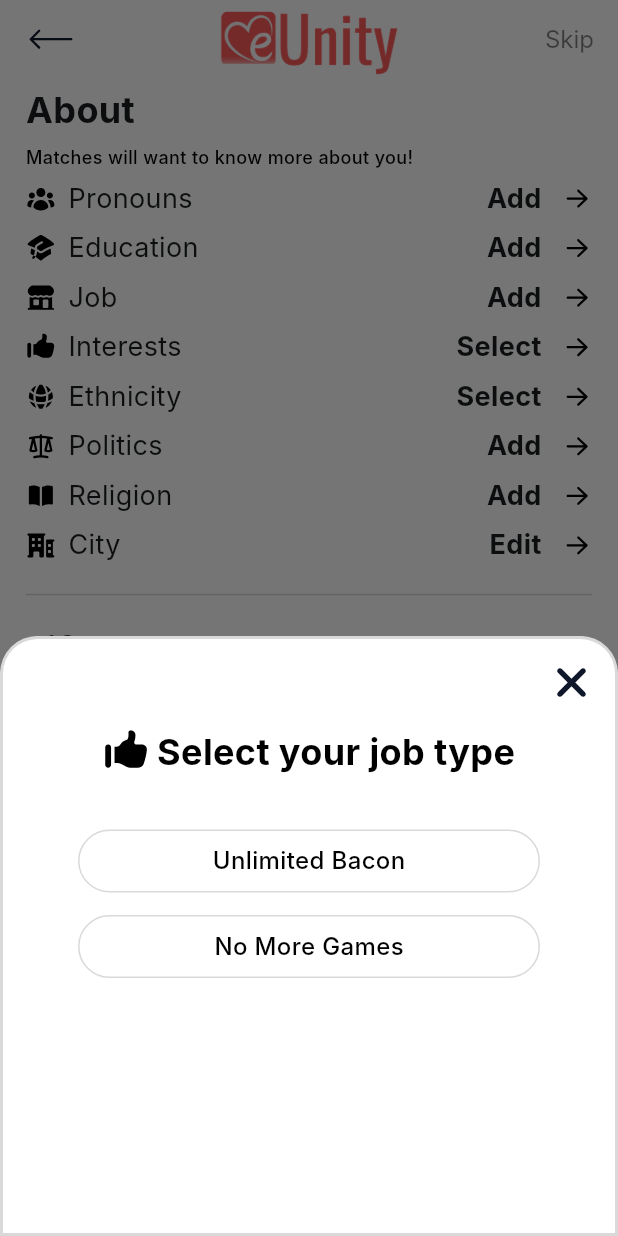
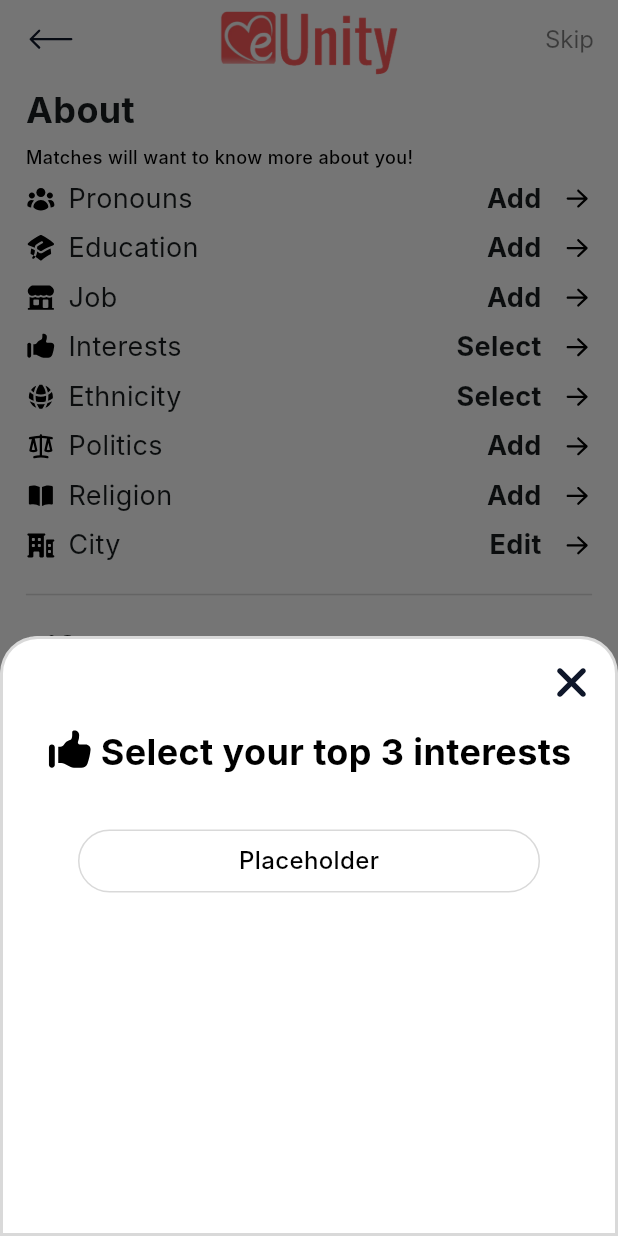
Before and after one commit to eUnity-Development/eUnity-app, a Flutter app: the UserPrefs screen opened directly, after a tap on "Select", on a phone screen of 412 x 824 dp. Run offline on Flutter 3.47's test engine with Material 3 defaults, Android fonts, the phone set to English and light mode, and no system bars; our stand-ins replace cookie_jar, curved_navigation_bar, dio, dio_cookie_manager, dotted_border, equatable and 7 more; accounts and stored records are empty; Roboto replaces fonts that are missing (Inter); project files that could hold a hidden picture were left out.

Commit message:
Pop-up scales with number of options

```diff
--- a/frontend/lib/widgets/SelectionWidgets/SelectionDialog.dart
+++ b/frontend/lib/widgets/SelectionWidgets/SelectionDialog.dart
@@ -48,8 +48,18 @@ class _SelectionDialogState extends State<SelectionDialog> {
     TextStyle unselectedText = TextStyle(
         fontWeight: FontWeight.w500, fontSize: 16, color: Colors.black);
 
+    double maxHeight = MediaQuery.of(context).size.height - 40;
+    double minHeight = 400;
+    double height = 80.0 * widget.options.length;
+
+    if (height < minHeight) {
+      height = minHeight;
+    } else if (height > maxHeight) {
+      height = maxHeight;
+    }
+
     return Container(
-        height: 400,
+        height: height, // here
         width: MediaQuery.of(context).size.width,
         decoration: BoxDecoration(
             borderRadius: BorderRadius.only(
@@ -89,16 +99,21 @@ class _SelectionDialogState extends State<SelectionDialog> {
                           SizedBox(width: 5)
                         ],
                       ),
-                Text(
-                  widget.question,
-                  style: questionSyle,
-                )
+    Wrap(
+      alignment: WrapAlignment.center,
+      children: [
+        Text(
+          widget.question,
+          style: questionSyle,
+        ),
+      ],
+    ),
               ]),
               SizedBox(
                 height: 20,
               ),
               SizedBox(
-                height: 200,
+                height: height-150, // here
                 child: ListView.builder(
                   itemBuilder: (BuildContext context, int index) {
                     if (index > (widget.options.length) - 1) {
--- a/frontend/lib/widgets/SelectionWidgets/SelectionFunction.dart
+++ b/frontend/lib/widgets/SelectionWidgets/SelectionFunction.dart
@@ -12,6 +12,7 @@ void showSelectDialog({
   required reRender,
 }) {
   showModalBottomSheet(
+    isScrollControlled: true,
     context: context,
     backgroundColor: Colors.white,
     builder: (BuildContext context) {
--- a/frontend/lib/widgets/UserPrefs/user_prefs_list.dart
+++ b/frontend/lib/widgets/UserPrefs/user_prefs_list.dart
@@ -13,7 +13,8 @@ class UserPrefsList {
     // Later on, add school email verification.
     {
       'name': 'Education',
-      'options': ['High School', 'Associate\'s', 'Bachelor\'s', 'None'],
+      'options': ['High School', 'Associate\'s Degree', 'Bachelor\'s Degree',
+        'Master\'s or PHD', 'Trade School', 'Other','None'],
       'question': 'Select your education',
       'assetPath': 'assets/preferences/education.svg',
       'cacheKey': 'education',
@@ -22,8 +23,8 @@ class UserPrefsList {
 
     {
       'name': 'Job',
-      'options': ['Full-Time', 'Part-Time', 'Other', 'None'],
-      'question': 'Select your job type',
+      'options': ['Placeholder'],
+      'question': 'Enter your job title',
       'assetPath': 'assets/preferences/job.svg',
       'cacheKey': 'job',
       'multiSelect': false,
@@ -32,8 +33,8 @@ class UserPrefsList {
     // Need special menu for 30+ options. Allow multi select.
     {
       'name': 'Interests',
-      'options': ['Unlimited Bacon', 'No More Games'],
-      'question': 'Select your job type',
+      'options': ['Placeholder'],
+      'question': 'Select your top 3 interests',
       'assetPath': 'assets/preferences/interests.svg',
       'cacheKey': 'interests',
       'multiSelect': false,
@@ -42,16 +43,16 @@ class UserPrefsList {
     // Will also need special menu? Allow multi select.
     {
       'name': 'Ethnicity',
-      'options': ['Unlimited Bacon', 'No More Games'],
-      'question': 'Select your job type',
+      'options': ['Placeholder'],
+      'question': 'Select your ethnicities',
       'assetPath': 'assets/preferences/ethnicity.svg',
       'cacheKey': 'ethnicity',
       'multiSelect': false,
     },
     {
       'name': 'Politics',
-      'options': ['Unlimited Bacon', 'No More Games'],
-      'question': 'Select your job type',
+      'options': ['Liberal', 'Moderate', 'Conservative', 'Other', 'Prefer not to say'],
+      'question': 'What is your political alignment?',
       'assetPath': 'assets/preferences/politics.svg',
       'cacheKey': 'politics',
       'multiSelect': false,
@@ -60,7 +61,7 @@ class UserPrefsList {
     // Will also need a new menu. Around 14 options.
     {
       'name': 'Religion',
-      'options': ['Unlimited Bacon', 'No More Games'],
+      'options': ['Placeholder'],
       'question': 'Select your job type',
       'assetPath': 'assets/preferences/religion.svg',
       'cacheKey': 'religion',
@@ -73,7 +74,7 @@ class UserPrefsList {
     // on their current location (dynamic).
     {
       'name': 'City',
-      'options': ['Unlimited Bacon', 'No More Games'],
+      'options': ['Set location', 'Dynamic Location'],
       'question': 'Select your job type',
       'assetPath': 'assets/preferences/city.svg',
       'cacheKey': 'city',
@@ -85,7 +86,7 @@ class UserPrefsList {
   static List<Map<String, dynamic>> lifestyleList = [
     {
       'name': 'Exercise',
-      'options': ['Very frequent', 'Frequent', 'Occasionally', 'None'],
+      'options': ['Frequently', 'Occasionally', 'Rarely', 'Never'],
       'question': 'How much do you exercise?',
       'assetPath': 'assets/preferences/placeholder.svg',
       'cacheKey': 'exercise',
@@ -93,16 +94,16 @@ class UserPrefsList {
     },
     {
       'name': 'Drinking',
-      'options': ['Very frequent', 'Frequent', 'Occasionally', 'None'],
-      'question': 'How much do you exercise?',
+      'options': ['Frequently', 'Occasionally', 'Rarely', 'Never'],
+      'question': 'How much do you drink alcohol?',
       'assetPath': 'assets/preferences/placeholder.svg',
       'cacheKey': 'drinking',
       'multiSelect': false,
     },
     {
       'name': 'Cannabis',
-      'options': ['Very frequent', 'Frequent', 'Occasionally', 'None'],
-      'question': 'How much do you exercise?',
+      'options': ['Frequently', 'Occasionally', 'Rarely', 'Never'],
+      'question': 'How much do you use cannabis?',
       'assetPath': 'assets/preferences/placeholder.svg',
       'cacheKey': 'cannabis',
       'multiSelect': false,
@@ -111,24 +112,24 @@ class UserPrefsList {
     // Might make a special menu for this too.
     {
       'name': 'Height',
-      'options': ['Very frequent', 'Frequent', 'Occasionally', 'None'],
-      'question': 'How much do you exercise?',
+      'options': ['Placeholder'],
+      'question': 'What is your height?',
       'assetPath': 'assets/preferences/placeholder.svg',
       'cacheKey': 'height',
       'multiSelect': false,
     },
     {
       'name': 'Social Media',
-      'options': ['Very frequent', 'Frequent', 'Occasionally', 'None'],
-      'question': 'How much do you exercise?',
+      'options': ['Frequently', 'Occasionally', 'Rarely', 'Never'],
+      'question': 'How much do you use social media?',
       'assetPath': 'assets/preferences/social-media.svg',
       'cacheKey': 'social-media',
       'multiSelect': false,
     },
     {
       'name': 'Pets',
-      'options': ['Very frequent', 'Frequent', 'Occasionally', 'None'],
-      'question': 'How much do you exercise?',
+      'options': ['Yes', 'No'],
+      'question': 'Do you have any pets?',
       'assetPath': 'assets/preferences/placeholder.svg',
       'cacheKey': 'pets',
       'multiSelect': false,
@@ -137,8 +138,8 @@ class UserPrefsList {
     // Will also have a longer list for this too.
     {
       'name': 'Dietary Preferences',
-      'options': ['Very frequent', 'Frequent', 'Occasionally', 'None'],
-      'question': 'How much do you exercise?',
+      'options': ['Placeholder'],
+      'question': 'Do you have any dietary preferences?',
       'assetPath': 'assets/preferences/placeholder.svg',
       'cacheKey': 'diet',
       'multiSelect': false,
```
